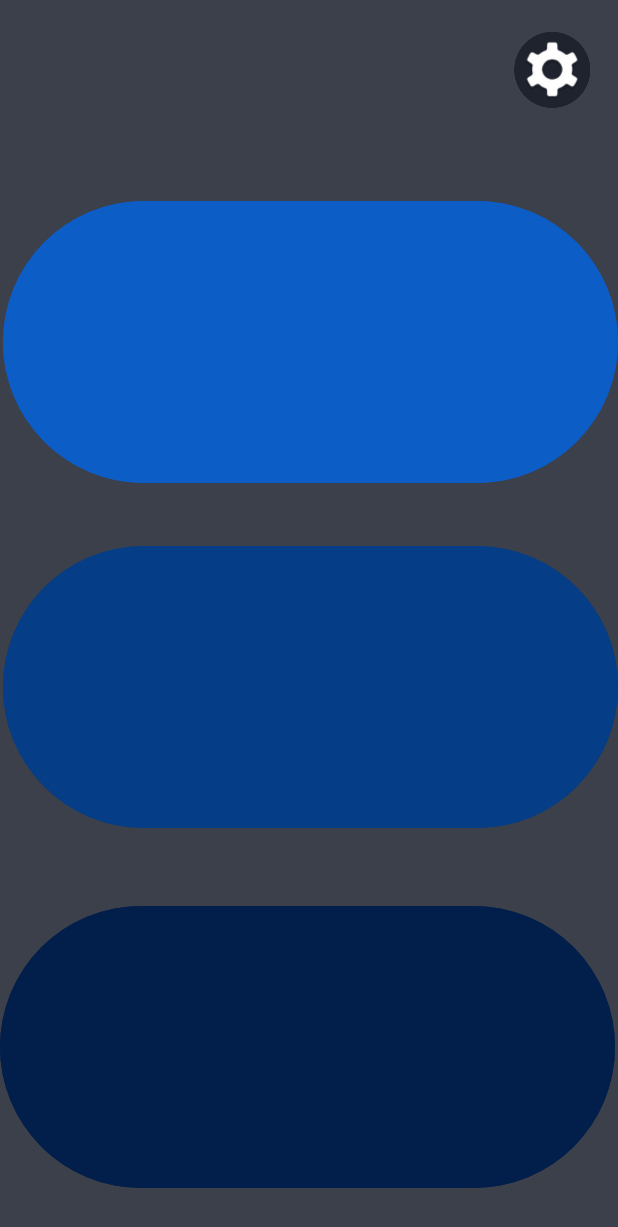
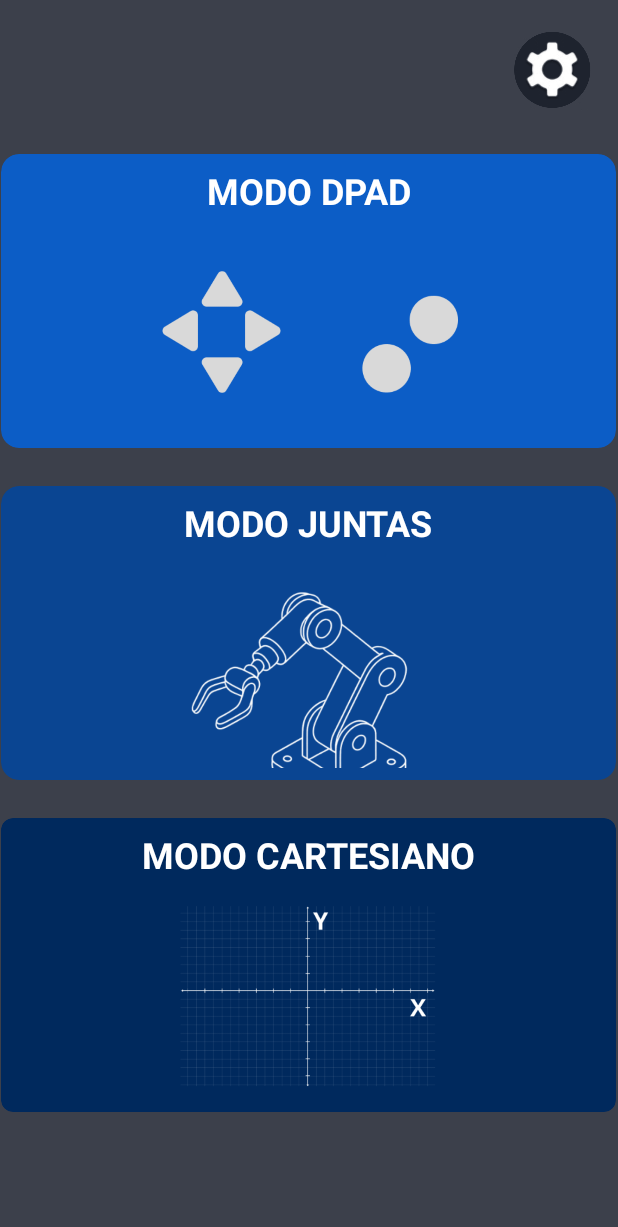
Before and after one commit to mychaelR/RobotAppController, an Android app: the layout tela_inicial.xml on its own in the app's theme, with its tools: preview values and no code run, on a phone screen of 412 x 824 dp. Shown: the top 1227 px of the screen. Run offline under Robolectric (Android 15) with nearby library versions, the phone set to English and light mode, and no system bars; Roboto replaces fonts that are not available here.

Commit message:
melhorei a tela de inicio, deixei ela mais bonitinha

```diff
--- a/app/build.gradle.kts
+++ b/app/build.gradle.kts
@@ -7,6 +7,10 @@ android {
     namespace = "com.example.aprendendo"
     compileSdk = 35
 
+    buildFeatures {
+        dataBinding = true
+        viewBinding = true
+    }
 
     defaultConfig {
         applicationId = "com.example.aprendendo"
--- a/app/src/main/java/com/example/aprendendo/AxisActivity.kt
+++ b/app/src/main/java/com/example/aprendendo/AxisActivity.kt
@@ -14,6 +14,7 @@ import android.os.Bundle
 import android.util.Log
 import android.view.View
 import android.view.animation.OvershootInterpolator
+import android.widget.SeekBar
 import android.widget.TextView
 import android.widget.Toast
 import androidx.appcompat.app.AppCompatActivity
@@ -132,37 +133,37 @@ class AxisActivity : AppCompatActivity() {
         )
 
         seekBars.forEach { (barId, textId, axis) ->
-            val seekBar = findViewById<android.widget.SeekBar>(barId) // <-- SeekBar
+            val seekBar = findViewById<SeekBar>(barId) // <-- SeekBar
             val textView = findViewById<TextView>(textId)
 
             val initialProgress = seekBar.progress
             val initialValue = when (axis) {
-                "Y" -> initialProgress
-                "Z" -> initialProgress
+                "Y" -> initialProgress + 180
+                "Z" -> initialProgress + 360
                 else -> initialProgress
             }
             textView.text = initialValue.toString()
             seekValues[axis] = initialProgress
 
-            seekBar.setOnSeekBarChangeListener(object : android.widget.SeekBar.OnSeekBarChangeListener {
-                override fun onProgressChanged(s: android.widget.SeekBar?, progress: Int, fromUser: Boolean) {
+            seekBar.setOnSeekBarChangeListener(object : SeekBar.OnSeekBarChangeListener {
+                override fun onProgressChanged(s: SeekBar?, progress: Int, fromUser: Boolean) {
                     seekValues[axis] = progress
                     val displayValue = when (axis) {
-                        "Y" -> progress
-                        "Z" -> progress
+                        "Y" -> progress + 180
+                        "Z" -> progress + 360
                         else -> progress
                     }
                     textView.text = displayValue.toString()
                     val valorFinalX = seekValues["X"] ?: 0
-                    val valorFinalY = (seekValues["Y"] ?: 0)
-                    val valorFinalZ = (seekValues["Z"] ?: 0)
+                    val valorFinalY = (seekValues["Y"] ?: 0) + 180
+                    val valorFinalZ = (seekValues["Z"] ?: 0) + 360
                     BluetoothService.sendMessage("<$valorFinalX>")
                     BluetoothService.sendMessage("<$valorFinalY>")
                     BluetoothService.sendMessage("<$valorFinalZ>")
 
                 }
-                override fun onStartTrackingTouch(s: android.widget.SeekBar?) {}
-                override fun onStopTrackingTouch(s: android.widget.SeekBar?) {}
+                override fun onStartTrackingTouch(s: SeekBar?) {}
+                override fun onStopTrackingTouch(s: SeekBar?) {}
             })
         }
     }
--- a/app/src/main/java/com/example/aprendendo/JuntasActivity.kt
+++ b/app/src/main/java/com/example/aprendendo/JuntasActivity.kt
@@ -133,37 +133,37 @@ class JuntasActivity : AppCompatActivity() {
         )
 
         seekBars.forEach { (barId, textId, axis) ->
-            val seekBar = findViewById<SeekBar>(barId) // <-- SeekBar
+            val seekBar = findViewById<android.widget.SeekBar>(barId) // <-- SeekBar
             val textView = findViewById<TextView>(textId)
 
             val initialProgress = seekBar.progress
             val initialValue = when (axis) {
-                "Y" -> initialProgress + 180
-                "Z" -> initialProgress + 360
+                "Y" -> initialProgress
+                "Z" -> initialProgress
                 else -> initialProgress
             }
             textView.text = initialValue.toString()
             seekValues[axis] = initialProgress
 
-            seekBar.setOnSeekBarChangeListener(object : SeekBar.OnSeekBarChangeListener {
-                override fun onProgressChanged(s: SeekBar?, progress: Int, fromUser: Boolean) {
+            seekBar.setOnSeekBarChangeListener(object : android.widget.SeekBar.OnSeekBarChangeListener {
+                override fun onProgressChanged(s: android.widget.SeekBar?, progress: Int, fromUser: Boolean) {
                     seekValues[axis] = progress
                     val displayValue = when (axis) {
-                        "Y" -> progress + 180
-                        "Z" -> progress + 360
+                        "Y" -> progress
+                        "Z" -> progress
                         else -> progress
                     }
                     textView.text = displayValue.toString()
                     val valorFinalX = seekValues["X"] ?: 0
-                    val valorFinalY = (seekValues["Y"] ?: 0) + 180
-                    val valorFinalZ = (seekValues["Z"] ?: 0) + 360
+                    val valorFinalY = (seekValues["Y"] ?: 0)
+                    val valorFinalZ = (seekValues["Z"] ?: 0)
                     BluetoothService.sendMessage("<$valorFinalX>")
                     BluetoothService.sendMessage("<$valorFinalY>")
                     BluetoothService.sendMessage("<$valorFinalZ>")
 
                 }
-                override fun onStartTrackingTouch(s: SeekBar?) {}
-                override fun onStopTrackingTouch(s: SeekBar?) {}
+                override fun onStartTrackingTouch(s: android.widget.SeekBar?) {}
+                override fun onStopTrackingTouch(s: android.widget.SeekBar?) {}
             })
         }
     }
--- a/app/src/main/java/com/example/aprendendo/TelaIncial.kt
+++ b/app/src/main/java/com/example/aprendendo/TelaIncial.kt
@@ -3,45 +3,47 @@ package com.example.aprendendo
 import android.content.Intent
 import android.os.Bundle
 import androidx.appcompat.app.AppCompatActivity
-import com.example.aprendendo.R.layout.tela_inicial
+import com.example.aprendendo.databinding.TelaInicialBinding
 import com.google.android.material.button.MaterialButton
+import com.google.android.material.card.MaterialCardView
 
 class TelaIncial : AppCompatActivity() {
 
- override fun onCreate(savedInstanceState: Bundle?) {
-     super.onCreate(savedInstanceState)
-    setContentView(tela_inicial)
-     setupButtons()
+    private lateinit var binding: TelaInicialBinding
 
-}
+    override fun onCreate(savedInstanceState: Bundle?) {
+        super.onCreate(savedInstanceState)
+        binding = TelaInicialBinding.inflate(layoutInflater)
+        setContentView(binding.root)
 
-    private fun setupButtons() {
+        setupCards()
+    }
 
-        val botao_dpad = findViewById<MaterialButton>(R.id.bt_dpad)
-        val botao_axis = findViewById<MaterialButton>(R.id.bt_axis)
-        val botao_juntas = findViewById<MaterialButton>(R.id.bt_juntas)
-        val botao_config = findViewById<MaterialButton>(R.id.bt_config)
+    private fun setupCards() {
 
-       botao_juntas.setOnClickListener{
-           val intent = Intent(this@TelaIncial, JuntasActivity::class.java)
+        // Referência aos seus cards no XML
+        val cardDpad = findViewById<MaterialCardView>(R.id.dpmode)
+        val cardJuntas = findViewById<MaterialCardView>(R.id.juntasmode)
+        val cardCartesiano = findViewById<MaterialCardView>(R.id.cartesianomode)
+        val Bt_blue = findViewById<MaterialButton>(R.id.bt_config)
+
+
+        // Clique do modo Juntas
+        cardJuntas.setOnClickListener {
+            val intent = Intent(this@TelaIncial, JuntasActivity::class.java)
             startActivity(intent)
         }
 
-        botao_dpad.setOnClickListener{
+        // Clique do modo dpad
+        cardDpad.setOnClickListener {
             val intent = Intent(this@TelaIncial, JoystickActivity::class.java)
             startActivity(intent)
         }
 
-        botao_axis.setOnClickListener{
+        // Clique do modo Cartesiano
+        cardCartesiano.setOnClickListener {
             val intent = Intent(this@TelaIncial, AxisActivity::class.java)
             startActivity(intent)
-
         }
-
-
     }
-
-
-
-
 }
--- a/app/src/main/res/layout/axis_activity.xml
+++ b/app/src/main/res/layout/axis_activity.xml
@@ -42,7 +42,7 @@
                 android:id="@+id/X"
                 android:layout_width="wrap_content"
                 android:layout_height="wrap_content"
-                android:text="X"
+                android:text="J1"
                 android:textColor="@color/white"
                 android:textAppearance="?attr/textAppearanceHeadlineSmall" />
 
@@ -87,7 +87,7 @@
                 android:id="@+id/Y"
                 android:layout_width="wrap_content"
                 android:layout_height="wrap_content"
-                android:text="Y"
+                android:text="J2"
                 android:textColor="@color/white"
                 android:textAppearance="?attr/textAppearanceHeadlineSmall" />
 
@@ -132,7 +132,7 @@
                 android:id="@+id/Z"
                 android:layout_width="wrap_content"
                 android:layout_height="wrap_content"
-                android:text="Z"
+                android:text="J3"
                 android:textColor="@color/white"
                 android:textAppearance="?attr/textAppearanceHeadlineSmall" />
 
--- a/app/src/main/res/layout/tela_inicial.xml
+++ b/app/src/main/res/layout/tela_inicial.xml
@@ -7,9 +7,8 @@
     android:background="#3c404b"
     tools:ignore="ExtraText">
 
-    //botão para mudar para o modo de config
 
-    //botão para mudar para o modo de axis
+
 
     <com.google.android.material.button.MaterialButton
         android:id="@+id/bt_config"
@@ -29,64 +28,156 @@
         app:layout_constraintEnd_toEndOf="parent"
         app:layout_constraintTop_toTopOf="parent" />
 
-    //botão para mudar para o modo juntas
 
-    //botão para mudar para o modo dpad
-
-    <com.google.android.material.button.MaterialButton
-        android:id="@+id/bt_axis"
+    <com.google.android.material.card.MaterialCardView
+        android:id="@+id/dpmode"
         android:layout_width="410dp"
         android:layout_height="196dp"
-        android:backgroundTint="#0C5DC6"
-        android:minWidth="0dp"
-        android:minHeight="0dp"
-        android:padding="0dp"
-        app:backgroundTint="@color/transparent"
-        app:iconGravity="textEnd"
-        app:iconTint="@null"
+        android:layout_marginTop="80dp"
+        android:layout_marginEnd="1dp"
+        android:layout_marginBottom="1dp"
+        app:cardBackgroundColor="#0c5dc6"
+        app:layout_constraintBottom_toTopOf="@+id/juntasmode"
+        app:layout_constraintEnd_toEndOf="parent"
+        app:layout_constraintStart_toStartOf="parent"
+        app:layout_constraintTop_toTopOf="parent"
+        app:strokeWidth="0dp">
+
+        <LinearLayout
+            android:layout_width="match_parent"
+            android:layout_height="match_parent"
+            android:gravity="center_horizontal"
+            android:orientation="vertical"
+            android:padding="8dp"
+            tools:layout_editor_absoluteX="0dp"
+            tools:layout_editor_absoluteY="108dp">
+
+
+            <TextView
+                android:layout_width="wrap_content"
+                android:layout_height="wrap_content"
+                android:gravity="center_horizontal"
+                android:text="MODO DPAD"
+                android:textColor="@android:color/white"
+                android:textSize="24sp"
+                android:textStyle="bold" />
+
+            <ImageView
+                android:layout_width="200dp"
+                android:layout_height="140dp"
+                android:layout_gravity="center"
+                android:layout_marginTop="8dp"
+                android:adjustViewBounds="true"
+                android:contentDescription="Gráfico cartesiano"
+                android:scaleType="fitCenter"
+                android:src="@drawable/dpadbtns"
+
+                />
+
+        </LinearLayout>
+    </com.google.android.material.card.MaterialCardView>
+
+
+    <com.google.android.material.card.MaterialCardView
+        android:id="@+id/juntasmode"
+        android:layout_width="410dp"
+        android:layout_height="196dp"
+        android:layout_marginTop="1dp"
+        android:layout_marginEnd="1dp"
+        android:layout_marginBottom="1dp"
+        app:cardBackgroundColor="#0a4592"
+        app:layout_constraintBottom_toTopOf="@+id/cartesianomode"
+        app:layout_constraintEnd_toEndOf="parent"
+        app:layout_constraintStart_toStartOf="parent"
+        app:layout_constraintTop_toBottomOf="@+id/dpmode"
+        app:strokeWidth="0dp">
+
+        <LinearLayout
+            android:layout_width="match_parent"
+            android:layout_height="match_parent"
+            android:gravity="center_horizontal"
+            android:orientation="vertical"
+            android:padding="8dp"
+            tools:layout_editor_absoluteX="0dp"
+            tools:layout_editor_absoluteY="108dp">
+
+
+            <TextView
+                android:layout_width="wrap_content"
+                android:layout_height="wrap_content"
+                android:gravity="center_horizontal"
+                android:text="MODO JUNTAS"
+                android:textColor="@android:color/white"
+                android:textSize="24sp"
+                android:textStyle="bold" />
+
+            <ImageView
+                android:layout_width="200dp"
+                android:layout_height="140dp"
+                android:layout_gravity="center"
+                android:layout_marginTop="8dp"
+                android:adjustViewBounds="true"
+                android:contentDescription="Gráfico cartesiano"
+                android:scaleType="fitCenter"
+                android:src="@drawable/bracobtn"
+
+                />
+
+        </LinearLayout>
+    </com.google.android.material.card.MaterialCardView>
+
+    <com.google.android.material.card.MaterialCardView
+        android:id="@+id/cartesianomode"
+        android:layout_width="410dp"
+        android:layout_height="196dp"
+        android:layout_marginTop="1dp"
+        android:layout_marginEnd="1dp"
+        android:layout_marginBottom="60dp"
+        android:clickable="true"
+        android:foreground="?attr/selectableItemBackground"
+        app:cardBackgroundColor="#00295d"
+        app:cardCornerRadius="8dp"
         app:layout_constraintBottom_toBottomOf="parent"
         app:layout_constraintEnd_toEndOf="parent"
-        app:layout_constraintHorizontal_bias="1.0"
         app:layout_constraintStart_toStartOf="parent"
-        app:layout_constraintTop_toTopOf="parent"
-        app:layout_constraintVertical_bias="0.207" />
+        app:layout_constraintTop_toBottomOf="@+id/juntasmode"
+        app:strokeWidth="0dp">
 
-    <com.google.android.material.button.MaterialButton
-        android:id="@+id/bt_juntas"
-        android:layout_width="410dp"
-        android:layout_height="196dp"
-        android:backgroundTint="#053d86"
-        android:minWidth="0dp"
-        android:minHeight="0dp"
-        android:padding="0dp"
-        app:backgroundTint="@color/transparent"
-        app:iconGravity="textEnd"
-        app:iconTint="@null"
-        app:layout_constraintBottom_toBottomOf="parent"
-        app:layout_constraintEnd_toEndOf="parent"
-        app:layout_constraintHorizontal_bias="1.0"
-        app:layout_constraintStart_toStartOf="parent"
-        app:layout_constraintTop_toTopOf="parent"
-        app:layout_constraintVertical_bias="0.573" />
+        <LinearLayout
+            android:layout_width="match_parent"
+            android:layout_height="match_parent"
+            android:gravity="center_horizontal"
+            android:orientation="vertical"
+            android:padding="8dp"
+            tools:layout_editor_absoluteX="0dp"
+            tools:layout_editor_absoluteY="519dp">
 
-    <com.google.android.material.button.MaterialButton
-        android:id="@+id/bt_dpad"
-        android:layout_width="410dp"
-        android:layout_height="196dp"
-        android:backgroundTint="#021f4b"
-        android:minWidth="0dp"
-        android:minHeight="0dp"
-        android:padding="0dp"
-        app:backgroundTint="@color/transparent"
-        app:iconGravity="textEnd"
-        app:iconTint="@null"
-        app:layout_constraintBottom_toBottomOf="parent"
-        app:layout_constraintEnd_toEndOf="parent"
-        app:layout_constraintHorizontal_bias="0.0"
+            <!-- Texto no topo centralizado -->
+            <TextView
+                android:layout_width="wrap_content"
+                android:layout_height="wrap_content"
+                android:gravity="center_horizontal"
+                android:text="MODO CARTESIANO"
+                android:textColor="@android:color/white"
+                android:textSize="24sp"
+                android:textStyle="bold" />
 
-        app:layout_constraintStart_toStartOf="parent"
-        app:layout_constraintTop_toTopOf="parent"
-        app:layout_constraintVertical_bias="0.955" />
+            <!-- Imagem abaixo, centralizada -->
+            <ImageView
+                android:layout_width="200dp"
+                android:layout_height="140dp"
+                android:layout_gravity="center"
+                android:layout_marginTop="8dp"
+                android:adjustViewBounds="true"
+                android:contentDescription="Gráfico cartesiano"
+                android:scaleType="centerCrop"
+                android:src="@drawable/grafico_cartesiano"
+
+                />
+
+        </LinearLayout>
+        <!-- Esse layout interno controla o alinhamento -->
+    </com.google.android.material.card.MaterialCardView>
 
 
 </androidx.constraintlayout.widget.ConstraintLayout>
```
Also changed, not shown: app/src/main/res/drawable/bracobtn.png (added), app/src/main/res/drawable/dpadbtns.png (added), app/src/main/res/drawable/grafico_cartesiano.png (added).
